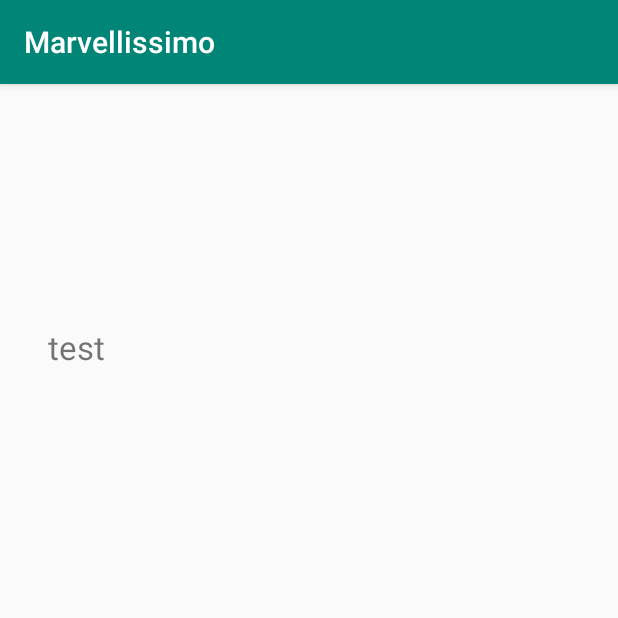
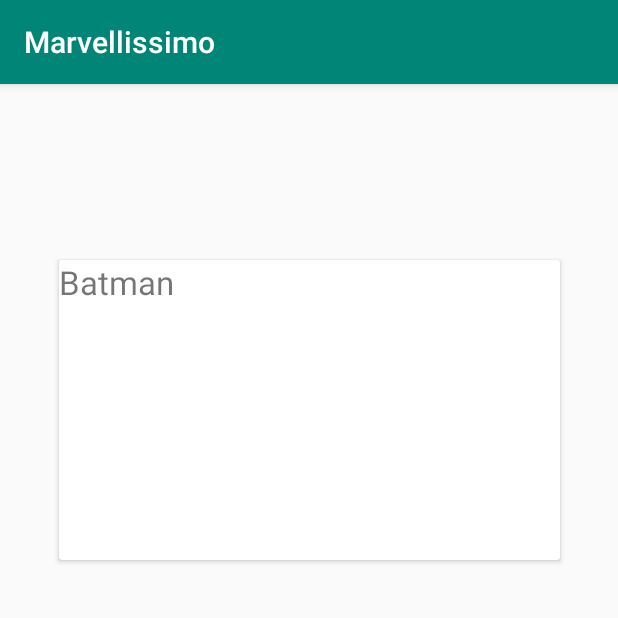
Before and after one commit to Andersclark/marvellissimo, an Android app: the screen it shows after launch (MainActivity), on a phone screen of 412 x 824 dp, the top half of it. Run offline under Robolectric (Android 15) with nearby library versions, the phone set to English and light mode, and no system bars.

Commit message:
added cards from Material to the homepage
still only contain names

```diff
--- a/app/build.gradle
+++ b/app/build.gradle
@@ -34,4 +34,5 @@ dependencies {
     androidTestImplementation 'androidx.test.ext:junit:1.1.1'
     androidTestImplementation 'androidx.test.espresso:espresso-core:3.2.0'
     implementation 'androidx.recyclerview:recyclerview:1.1.0'
+    implementation 'com.google.android.material:material:1.0.0'
 }
--- a/app/src/main/java/com/andersclark/marvellissimo/Hero.kt
+++ b/app/src/main/java/com/andersclark/marvellissimo/Hero.kt
@@ -1,4 +1,4 @@
 package com.andersclark.marvellissimo
 
-class Hero (val name: String="test") {
+class Hero (val name: String = "Batman") {
 }
--- a/app/src/main/res/layout/activity_main.xml
+++ b/app/src/main/res/layout/activity_main.xml
@@ -6,22 +6,13 @@
     android:layout_height="match_parent"
     tools:context=".MainActivity">
 
-    <FrameLayout
-        android:id="@+id/fragmentContainer"
-        android:layout_width="match_parent"
-        android:layout_height="100dp"
+    <androidx.recyclerview.widget.RecyclerView
+        android:id="@+id/recyclerView"
+        android:layout_width="350dp"
+        android:layout_height="550dp"
+        app:layout_constraintBottom_toBottomOf="parent"
         app:layout_constraintEnd_toEndOf="parent"
         app:layout_constraintHorizontal_bias="0.5"
         app:layout_constraintStart_toStartOf="parent"
         app:layout_constraintTop_toTopOf="parent" />
-
-    <androidx.recyclerview.widget.RecyclerView
-        android:id="@+id/recyclerView"
-        android:layout_width="348dp"
-        android:layout_height="547dp"
-        app:layout_constraintBottom_toBottomOf="parent"
-        app:layout_constraintEnd_toEndOf="parent"
-        app:layout_constraintHorizontal_bias="0.5"
-        app:layout_constraintStart_toStartOf="parent"
-        app:layout_constraintTop_toBottomOf="@+id/fragmentContainer" />
 </androidx.constraintlayout.widget.ConstraintLayout>
--- a/app/src/main/res/layout/hero_fragment.xml
+++ b/app/src/main/res/layout/hero_fragment.xml
@@ -3,11 +3,19 @@
     android:orientation="vertical" android:layout_width="match_parent"
     android:layout_height="match_parent">
 
-    <TextView
-        android:id="@+id/heroName"
+    <com.google.android.material.card.MaterialCardView
         android:layout_width="match_parent"
         android:layout_height="wrap_content"
-        android:textSize="22sp"
-        android:text="@string/heroname"/>
+        android:layout_marginLeft="@dimen/mtrl_card_spacing"
+        android:layout_marginTop="@dimen/mtrl_card_spacing"
+        android:layout_marginRight="@dimen/mtrl_card_spacing"
+        android:minHeight="200dp">
+        <TextView
+            android:id="@+id/heroName"
+            android:layout_width="match_parent"
+            android:layout_height="wrap_content"
+            android:textSize="22sp"
+            android:text="@string/heroname"/>
+    </com.google.android.material.card.MaterialCardView>
 
 </LinearLayout>
```
